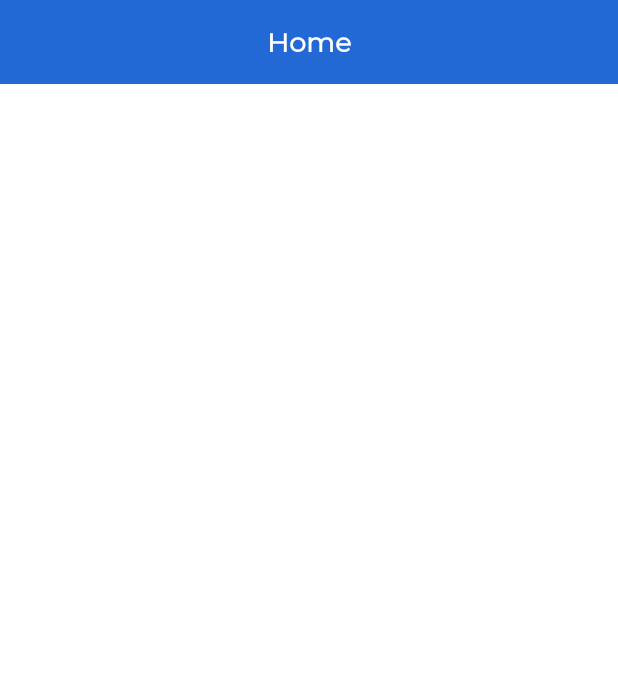
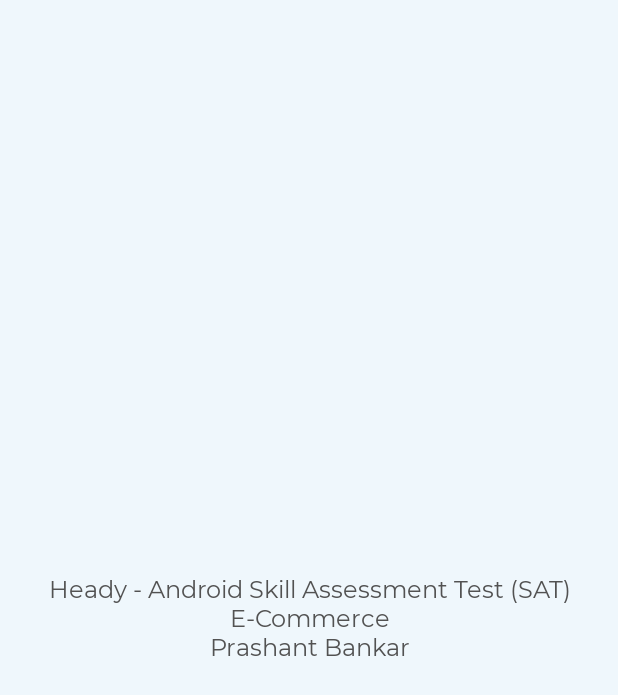
Before and after one commit to bankarprashant/ECommerceTest, an Android app: the first screen one second after launch (HomeActivity before the commit, SplashActivity after it), on a phone screen of 412 x 824 dp. Shown: the top 695 px of the screen. Run offline under Robolectric (Android 15) with nearby library versions, the phone set to English and light mode, and no system bars.

Commit message:
+ Splash activity added.

```diff
--- a/app/src/main/AndroidManifest.xml
+++ b/app/src/main/AndroidManifest.xml
@@ -5,6 +5,7 @@
     <application
         android:name=".MyApplication"
         android:allowBackup="true"
+        android:fullBackupContent="true"
         android:icon="@mipmap/ic_launcher"
         android:label="@string/app_name"
         android:roundIcon="@mipmap/ic_launcher_round"
@@ -12,7 +13,7 @@
         android:theme="@style/AppTheme">
 
         <activity
-            android:name=".home.HomeActivity"
+            android:name=".splash.SplashActivity"
             android:screenOrientation="portrait">
             <intent-filter>
                 <action android:name="android.intent.action.MAIN" />
@@ -24,6 +25,10 @@
         <activity
             android:name=".BaseActivity"
             android:screenOrientation="portrait" />
+
+        <activity
+            android:name=".home.HomeActivity"
+            android:screenOrientation="portrait" />
     </application>
 
 </manifest>
--- /dev/null
+++ b/app/src/main/java/com/prashantb/ecommercetest/splash/SplashActivity.java
@@ -0,0 +1,33 @@
+package com.prashantb.ecommercetest.splash;
+
+import android.content.Intent;
+import android.os.Bundle;
+import android.os.Handler;
+import android.support.annotation.Nullable;
+import android.support.v7.app.AppCompatActivity;
+import android.view.Window;
+import android.view.WindowManager;
+
+import com.prashantb.ecommercetest.R;
+import com.prashantb.ecommercetest.home.HomeActivity;
+
+public class SplashActivity extends AppCompatActivity {
+    @Override
+    protected void onCreate(@Nullable Bundle savedInstanceState) {
+        super.onCreate(savedInstanceState);
+
+        requestWindowFeature(Window.FEATURE_NO_TITLE);
+        getWindow().setFlags(WindowManager.LayoutParams.FLAG_FULLSCREEN
+                , WindowManager.LayoutParams.FLAG_FULLSCREEN);
+
+        setContentView(R.layout.activity_splash);
+
+        new Handler().postDelayed(new Runnable() {
+            @Override
+            public void run() {
+                startActivity(new Intent(SplashActivity.this, HomeActivity.class));
+                finish();
+            }
+        }, 2500);
+    }
+}
--- /dev/null
+++ b/app/src/main/res/layout/activity_splash.xml
@@ -0,0 +1,14 @@
+<?xml version="1.0" encoding="utf-8"?>
+<RelativeLayout xmlns:android="http://schemas.android.com/apk/res/android"
+    android:layout_width="match_parent"
+    android:layout_height="match_parent"
+    android:background="@color/splash_bg">
+
+    <TextView
+        android:layout_width="wrap_content"
+        android:layout_height="wrap_content"
+        android:layout_centerInParent="true"
+        android:gravity="center"
+        android:text="@string/splash_msg"
+        android:textSize="@dimen/large_text_size" />
+</RelativeLayout>
--- a/app/src/main/res/values/colors.xml
+++ b/app/src/main/res/values/colors.xml
@@ -9,4 +9,6 @@
     <color name="text_black">#525252</color>
 
     <color name="divider_view_color">#1c000000</color>
+    <color name="splash_bg">#100082c6</color>
+
 </resources>
--- a/app/src/main/res/values/strings.xml
+++ b/app/src/main/res/values/strings.xml
@@ -2,4 +2,5 @@
     <string name="app_name">ECommerceTest</string>
 
     <string name="home">Home</string>
+    <string name="splash_msg">Heady - Android Skill Assessment Test (SAT)\nE-Commerce\nPrashant Bankar</string>
 </resources>
```
